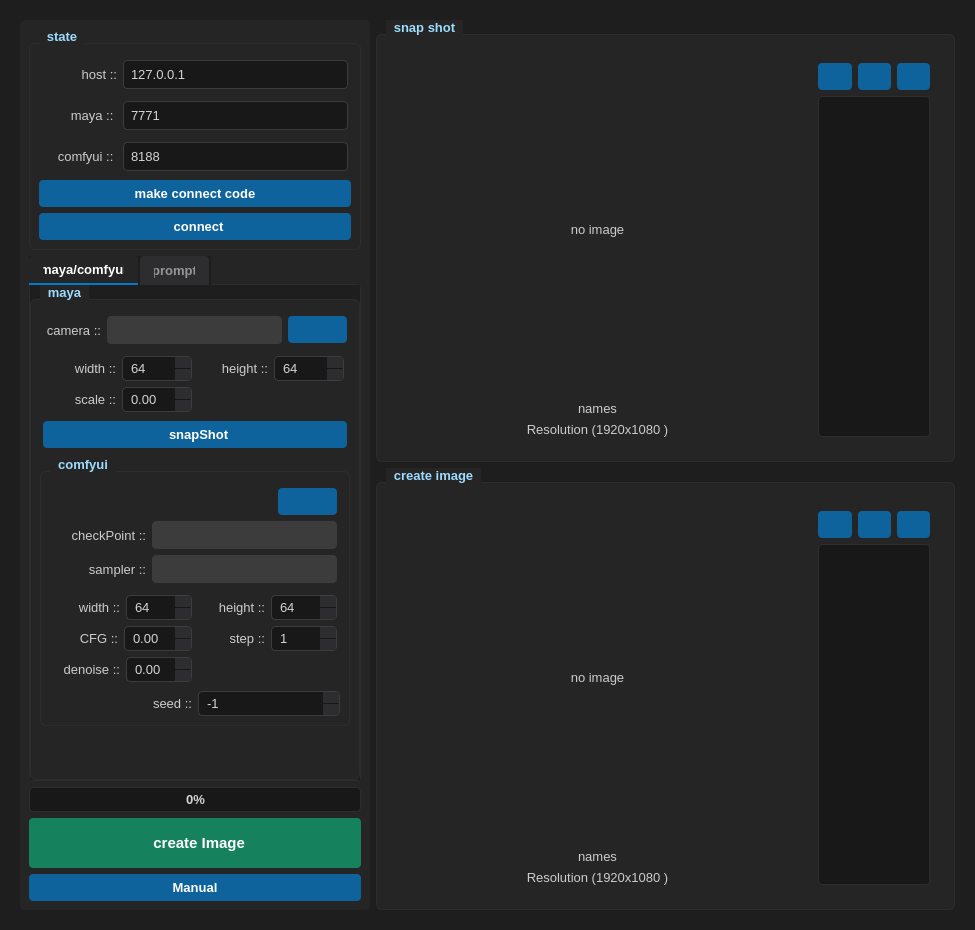
Above: mayafyui/mayafyui.ui from lalasin2002/newStorege before the change. Below: the same form after it.
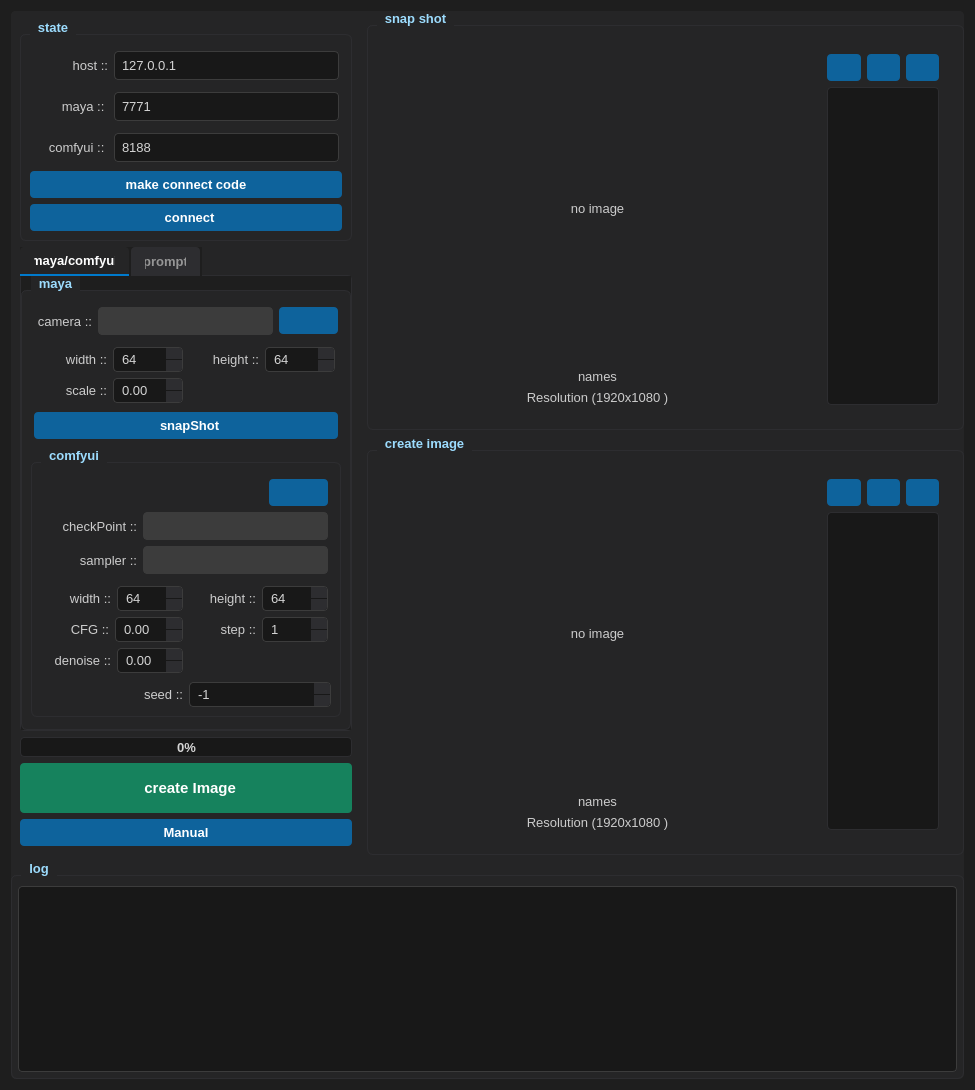
That is the form after the change. Icons and pictures are not drawn. Custom widgets are drawn as their Qt base class.

What changed in the file:
```diff
--- a/mayafyui/mayafyui.ui
+++ b/mayafyui/mayafyui.ui
@@ -7,7 +7,7 @@
     <x>0</x>
     <y>0</y>
     <width>975</width>
-    <height>930</height>
+    <height>1090</height>
    </rect>
   </property>
   <property name="windowTitle">
@@ -428,14 +428,47 @@
   </property>
   <layout class="QHBoxLayout" name="horizontalLayout_4">
    <item>
-    <widget class="QFrame" name="main_F">
+    <widget class="QFrame" name="main_V">
      <property name="frameShape">
       <enum>QFrame::Shape::Box</enum>
+     </property>
+     <property name="frameShadow">
+      <enum>QFrame::Shadow::Raised</enum>
+     </property>
+     <layout class="QVBoxLayout" name="verticalLayout_14" stretch="1,2">
+      <property name="leftMargin">
+       <number>0</number>
+      </property>
+      <property name="topMargin">
+       <number>0</number>
+      </property>
+      <property name="rightMargin">
+       <number>0</number>
+      </property>
+      <property name="bottomMargin">
+       <number>0</number>
+      </property>
+      <item>
+       <widget class="QFrame" name="main_H">
+        <property name="frameShape">
+         <enum>QFrame::Shape::StyledPanel</enum>
      </property>
      <property name="frameShadow">
       <enum>QFrame::Shadow::Raised</enum>
      </property>
      <layout class="QHBoxLayout" name="horizontalLayout_3" stretch="1,3">
+         <property name="leftMargin">
+          <number>0</number>
+         </property>
+         <property name="topMargin">
+          <number>0</number>
+         </property>
+         <property name="rightMargin">
+          <number>0</number>
+         </property>
+         <property name="bottomMargin">
+          <number>0</number>
+         </property>
       <item>
        <widget class="QFrame" name="option_H">
         <property name="minimumSize">
@@ -1636,6 +1669,40 @@
          </widget>
         </item>
        </layout>
+         </item>
+        </layout>
+       </widget>
+      </item>
+      <item>
+       <widget class="QGroupBox" name="log_Gb">
+        <property name="title">
+         <string>log</string>
+        </property>
+        <layout class="QVBoxLayout" name="verticalLayout_15">
+         <property name="leftMargin">
+          <number>0</number>
+         </property>
+         <property name="topMargin">
+          <number>0</number>
+         </property>
+         <property name="rightMargin">
+          <number>0</number>
+         </property>
+         <property name="bottomMargin">
+          <number>0</number>
+         </property>
+         <item>
+          <widget class="QTextEdit" name="log_Te">
+           <property name="enabled">
+            <bool>true</bool>
+           </property>
+           <property name="readOnly">
+            <bool>true</bool>
+           </property>
+          </widget>
+         </item>
+        </layout>
+       </widget>
       </item>
      </layout>
     </widget>
```
Lines whose indentation alone changed are shown as unchanged.
